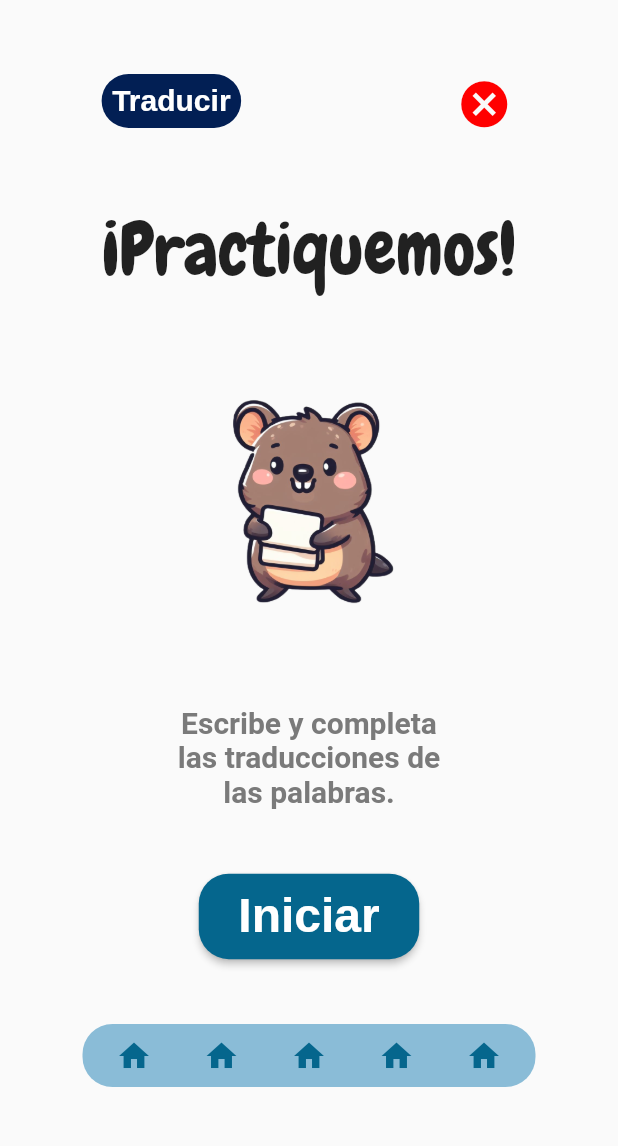
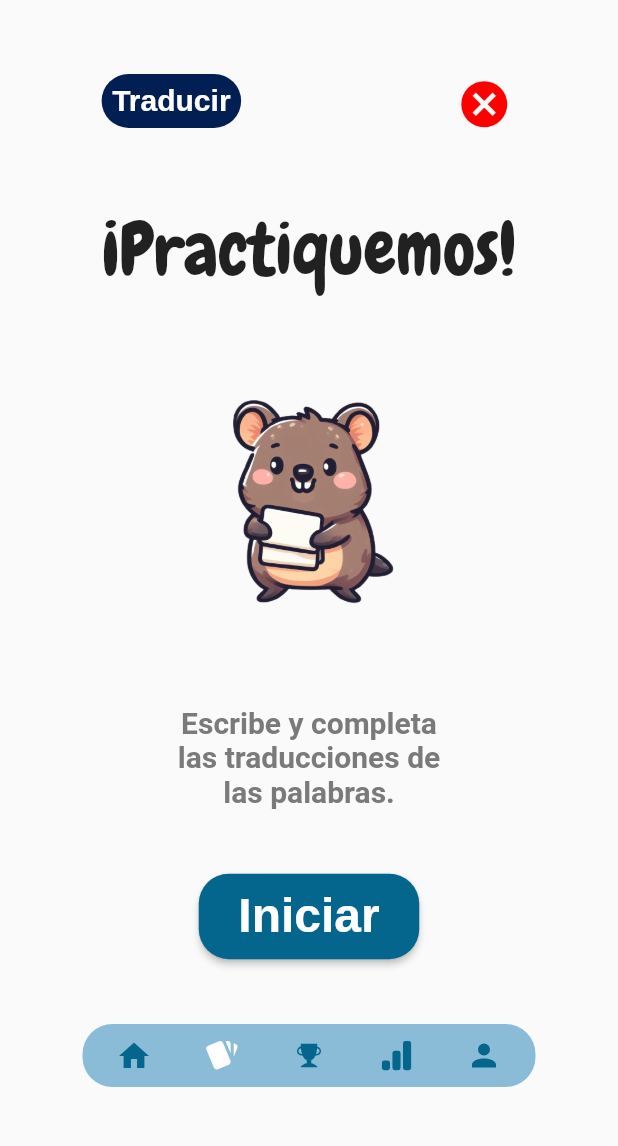
Before and after one commit to Samvargasca/StudyBuddy, a Flutter app: the screen it shows after launch, after a tap on "Traducción", on a phone screen of 412 x 824 dp, the part 84-1230 px from its top. Run offline on Flutter 3.47's test engine with Material 2 defaults, Android fonts, the phone set to English and light mode, and no system bars; our stand-ins replace flutter_svg; Roboto replaces fonts that are missing (Aribo).

Commit message:
Adición de iconos restantes

```diff
--- a/lib/main.dart
+++ b/lib/main.dart
@@ -3,5 +3,5 @@ import 'package:flutter/material.dart';
 import 'src/app.dart';
 
 void main() async {
-  runApp(MyApp());
+  runApp(const MyApp());
 }
--- a/lib/src/pages/traduccion_page.dart
+++ b/lib/src/pages/traduccion_page.dart
@@ -1,5 +1,6 @@
 import 'package:flutter/material.dart';
 import 'package:study_buddy/src/colors/colors.dart';
+import 'package:flutter_svg/svg.dart';
 
 class TraduccionPage extends StatefulWidget {
   const TraduccionPage({Key? key}) : super(key: key);
@@ -112,10 +113,10 @@ class _TraduccionPageState extends State<TraduccionPage> {
               borderRadius: BorderRadius.circular(20),
               color: azulClaro,
             ),
-            child: const Row(
+            child: Row(
               mainAxisAlignment: MainAxisAlignment.spaceEvenly,
               children: [
-                SizedBox(
+                const SizedBox(
                   child: IconButton(
                     onPressed: null,
                     icon: Icon(
@@ -127,36 +128,48 @@ class _TraduccionPageState extends State<TraduccionPage> {
                 SizedBox(
                   child: IconButton(
                     onPressed: null,
-                    icon: Icon(
-                      Icons.home,
-                      color: azulRey,
+                    icon: SvgPicture.asset(
+                      "assets/images/cards.svg",
+                      colorFilter: const ColorFilter.mode(
+                        Colors.white,
+                        BlendMode.srcIn,
+                      ),
                     ),
                   ),
                 ),
                 SizedBox(
                   child: IconButton(
                     onPressed: null,
-                    icon: Icon(
-                      Icons.home,
-                      color: azulRey,
+                    icon: SvgPicture.asset(
+                      "assets/images/trophy-fill.svg",
+                      colorFilter: const ColorFilter.mode(
+                        azulRey,
+                        BlendMode.srcIn,
+                      ),
                     ),
                   ),
                 ),
                 SizedBox(
                   child: IconButton(
                     onPressed: null,
-                    icon: Icon(
-                      Icons.home,
-                      color: azulRey,
+                    icon: SvgPicture.asset(
+                      "assets/images/high-bars.svg",
+                      colorFilter: const ColorFilter.mode(
+                        azulRey,
+                        BlendMode.srcIn,
+                      ),
                     ),
                   ),
                 ),
                 SizedBox(
                   child: IconButton(
                     onPressed: null,
-                    icon: Icon(
-                      Icons.home,
-                      color: azulRey,
+                    icon: SvgPicture.asset(
+                      "assets/images/account.svg",
+                      colorFilter: const ColorFilter.mode(
+                        azulRey,
+                        BlendMode.srcIn,
+                      ),
                     ),
                   ),
                 ),
--- a/pubspec.yaml
+++ b/pubspec.yaml
@@ -14,6 +14,7 @@ dependencies:
     sdk: flutter
   flutter_localizations:
     sdk: flutter
+  flutter_svg: ^2.0.7
 
 dev_dependencies:
   flutter_test:
```
Also changed, not shown: pubspec.lock.
